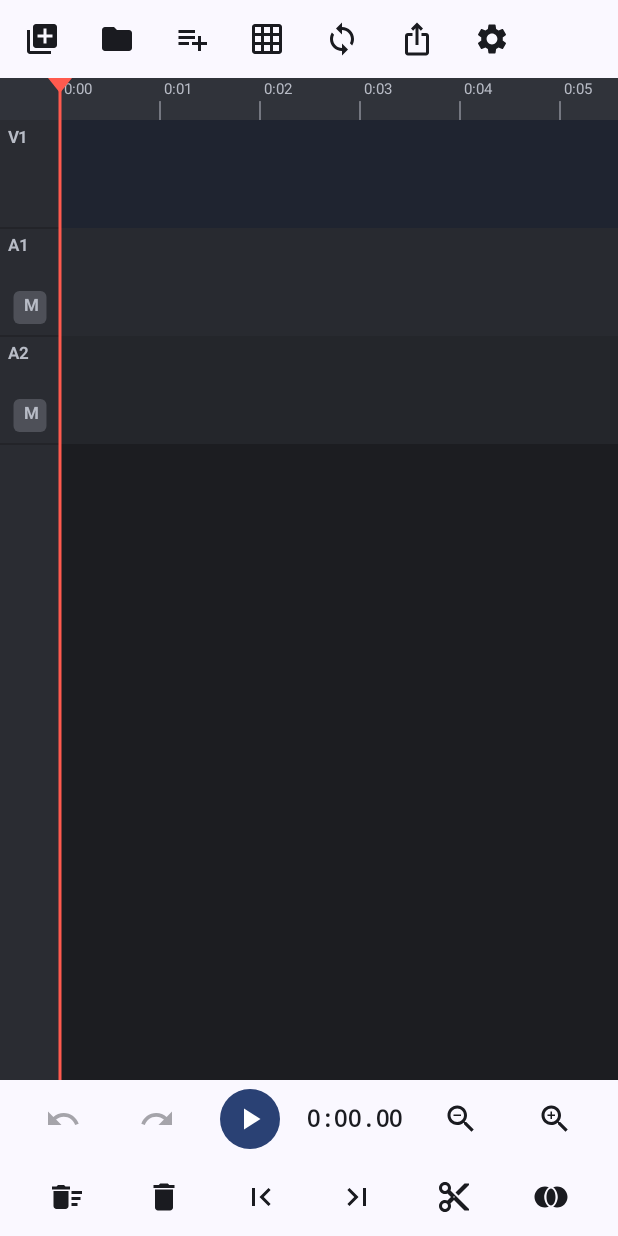
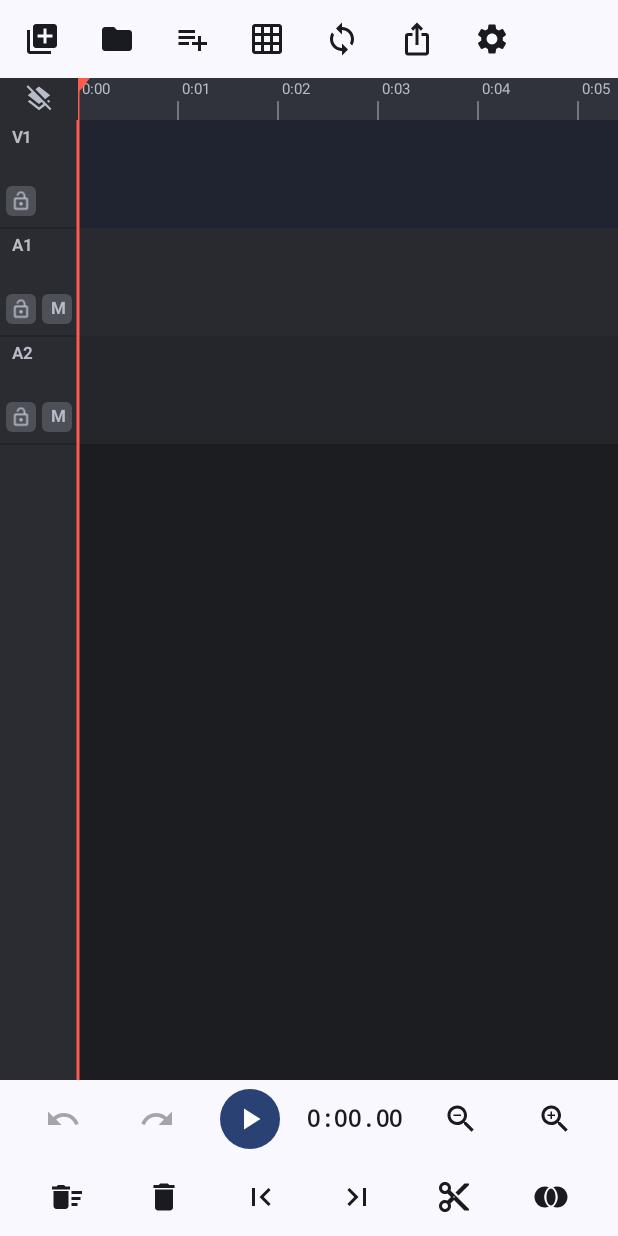
Before and after one commit to weebjail/WJ-Mobile-Editor, an Android app built with Jetpack Compose: the screen it shows after launch (MainActivity), on a phone screen of 412 x 824 dp. Run offline under Robolectric (Android 15) with nearby library versions, the phone set to English and light mode, and no system bars.

Commit message:
Track locks, and a symbol button for ripple all tracks
- Lock button (padlock) on every track header; locked clips can't be selected or changed,
  ripple-all and sync leave them alone, imports avoid them, and Resolve export marks them locked
- Ripple all tracks is now a layers-symbol toggle in the timeline's top-left corner

```diff
--- a/app/src/main/java/com/example/audioeditor/EditorScreen.kt
+++ b/app/src/main/java/com/example/audioeditor/EditorScreen.kt
@@ -18,6 +18,7 @@ import androidx.compose.foundation.layout.fillMaxSize
 import androidx.compose.foundation.layout.fillMaxWidth
 import androidx.compose.foundation.layout.padding
 import androidx.compose.foundation.layout.safeDrawingPadding
+import androidx.compose.foundation.layout.size
 import androidx.compose.foundation.rememberScrollState
 import androidx.compose.foundation.text.KeyboardOptions
 import androidx.compose.foundation.verticalScroll
@@ -35,6 +36,8 @@ import androidx.compose.material.icons.filled.GridOn
 import androidx.compose.material.icons.filled.IosShare
 import androidx.compose.material.icons.filled.JoinFull
 import androidx.compose.material.icons.filled.LastPage
+import androidx.compose.material.icons.filled.Layers
+import androidx.compose.material.icons.filled.LayersClear
 import androidx.compose.material.icons.filled.LibraryAdd
 import androidx.compose.material.icons.filled.Pause
 import androidx.compose.material.icons.filled.PlayArrow
@@ -45,7 +48,7 @@ import androidx.compose.material.icons.filled.ZoomOut
 import androidx.compose.material3.AlertDialog
 import androidx.compose.material3.Card
 import androidx.compose.material3.Checkbox
-import androidx.compose.material3.HorizontalDivider
+
 import androidx.compose.material3.CircularProgressIndicator
 import androidx.compose.material3.DropdownMenu
 import androidx.compose.material3.DropdownMenuItem
@@ -145,12 +148,6 @@ fun EditorScreen(vm: EditorViewModel) {
                 MenuBtn(Icons.AutoMirrored.Default.PlaylistAdd, "Tracks") { close ->
                     DropdownMenuItem(text = { Text("Add audio track") }, onClick = { close(); vm.addAudioTrack() })
                     DropdownMenuItem(text = { Text("Add video track") }, onClick = { close(); vm.addVideoTrack() })
-                    HorizontalDivider()
-                    DropdownMenuItem(
-                        text = { Text("Ripple all tracks") },
-                        leadingIcon = { Checkbox(checked = vm.rippleAllTracks, onCheckedChange = null) },
-                        onClick = { vm.updateRippleAllTracks(!vm.rippleAllTracks) },
-                    )
                 }
                 IconBtn(
                     if (vm.snapEnabled) Icons.Default.GridOn else Icons.Default.GridOff,
@@ -172,7 +169,11 @@ fun EditorScreen(vm: EditorViewModel) {
 
             if (vm.hasVideo) VideoPane(vm, Modifier.fillMaxWidth().fillMaxHeight(0.3f))
 
-            TimelineView(vm, Modifier.weight(1f).fillMaxWidth())
+            Box(Modifier.weight(1f).fillMaxWidth()) {
+                TimelineView(vm, Modifier.fillMaxSize())
+                // Corner above the track headers: ripple across all tracks on/off.
+                RippleAllToggle(vm, Modifier.size(TimelineHeaderWidth, TimelineRulerHeight))
+            }
 
             vm.fadeTarget?.let { FadePanel(vm, it) }
 
@@ -250,6 +251,31 @@ fun EditorScreen(vm: EditorViewModel) {
             },
             dismissButton = { TextButton(onClick = { dialog = Dialog.NONE }) { Text("Cancel") } },
         )
+    }
+}
+
+/**
+ * Symbol button: stacked layers = ripple edits affect every (unlocked) track; highlighted when on.
+ * Long-press shows its name, like the other buttons.
+ */
+@Composable
+private fun RippleAllToggle(vm: EditorViewModel, modifier: Modifier) {
+    val on = vm.rippleAllTracks
+    val label = if (on) "Ripple all tracks: on" else "Ripple all tracks: off"
+    Labeled(label) {
+        Box(
+            modifier
+                .background(if (on) MaterialTheme.colorScheme.primary else Color(0xFF2A2C32))
+                .clickable { vm.updateRippleAllTracks(!on) },
+            contentAlignment = Alignment.Center,
+        ) {
+            Icon(
+                if (on) Icons.Default.Layers else Icons.Default.LayersClear,
+                contentDescription = label,
+                tint = if (on) MaterialTheme.colorScheme.onPrimary else Color(0xFFB8BCC6),
+                modifier = Modifier.size(20.dp),
+            )
+        }
     }
 }
 
--- a/app/src/main/java/com/example/audioeditor/TimelineView.kt
+++ b/app/src/main/java/com/example/audioeditor/TimelineView.kt
@@ -22,6 +22,12 @@ import androidx.compose.ui.graphics.Path
 import androidx.compose.ui.graphics.drawscope.DrawScope
 import androidx.compose.ui.graphics.drawscope.Stroke
 import androidx.compose.ui.graphics.drawscope.clipRect
+import androidx.compose.ui.graphics.drawscope.translate
+import androidx.compose.ui.graphics.ColorFilter
+import androidx.compose.ui.graphics.vector.rememberVectorPainter
+import androidx.compose.material.icons.Icons
+import androidx.compose.material.icons.filled.Lock
+import androidx.compose.material.icons.filled.LockOpen
 import androidx.compose.ui.input.pointer.pointerInput
 import androidx.compose.ui.input.pointer.positionChange
 import androidx.compose.ui.layout.onSizeChanged
@@ -58,11 +64,20 @@ private val SnapColor = Color(0xFFFFD54A)
 private val TransitionFill = Color(0xFF15161A).copy(alpha = 0.55f)
 private val TransitionEdge = Color(0xFFDADDE5)
 private val MuteOn = Color(0xFFE0B03A)
+private val LockOn = Color(0xFFE0675A)
+private val LockShade = Color.Black.copy(alpha = 0.35f)
 private val VideoClipColor = Color(0xFF35507A)
 private val ClipColors = listOf(Color(0xFF2F7A5C), Color(0xFF3B5DA3), Color(0xFF7D4FA3), Color(0xFFA0683A))
 private val RulerSteps = doubleArrayOf(
     0.01, 0.02, 0.05, 0.1, 0.2, 0.5, 1.0, 2.0, 5.0, 10.0, 15.0, 30.0, 60.0, 120.0, 300.0, 600.0,
 )
+
+/** Size of the track-header column and the ruler; the corner where they meet holds the ripple-all button. */
+val TimelineHeaderWidth = 52.dp
+val TimelineRulerHeight = 28.dp
+
+private val HeaderButton = 20.dp
+private val HeaderGap = 4.dp
 
 /**
  * Gestures:
@@ -70,17 +85,21 @@ private val RulerSteps = doubleArrayOf(
  *    (it snaps to clip edges and cuts when snapping is on)
  *  - tap a clip: select it.  Tap empty space: deselect and move the playhead there
  *  - press and drag a clip: move it (and anything linked to it) in time, or to another track of the same kind
+ *  - press and drag a clip's edge: shorten or extend it
  *  - drag anywhere else: scroll.  Pinch with two fingers: zoom
- *  - tap an audio track's header (left edge): mute / unmute it
+ *  - track header (left edge): left half locks / unlocks the track, right half mutes / unmutes an audio track
+ *  Clips on locked tracks can't be selected or changed.
  */
 @Composable
 fun TimelineView(vm: EditorViewModel, modifier: Modifier = Modifier) {
     val textMeasurer = rememberTextMeasurer()
     val density = LocalDensity.current
-    val rulerH = with(density) { 28.dp.toPx() }
+    val rulerH = with(density) { TimelineRulerHeight.toPx() }
     val trackH = with(density) { 72.dp.toPx() }
-    val headerW = with(density) { 40.dp.toPx() }
+    val headerW = with(density) { TimelineHeaderWidth.toPx() }
     var scrollY by remember { mutableFloatStateOf(0f) }
+    val lockIcon = rememberVectorPainter(Icons.Default.Lock)
+    val unlockIcon = rememberVectorPainter(Icons.Default.LockOpen)
 
     // Which clips to draw, and how crossfades split them. Worked out only when the clips change,
     // not on every redraw (the playhead moves every frame during playback).
@@ -95,9 +114,10 @@ fun TimelineView(vm: EditorViewModel, modifier: Modifier = Modifier) {
         val lane = laneAt(p.y)
         if (lane !in 0 until vm.laneCount) return null
         val (video, track) = vm.laneKind(lane)
+        if (vm.isLocked(video, track)) return null
         val f = frameAt(p.x)
         // Where two clips overlap (a crossfade), each owns its half, matching how they're drawn.
-        return vm.clips.filter { it.video == video && it.track == track && f >= it.start && f < it.end }
+        return vm.clips.filter { it.video == video && it.track == track && f >= it.start && f < it.end && vm.isEditable(it) }
             .maxByOrNull { min(f - it.start, it.end - f) }
     }
 
@@ -110,10 +130,11 @@ fun TimelineView(vm: EditorViewModel, modifier: Modifier = Modifier) {
         val lane = laneAt(p.y)
         if (lane !in 0 until vm.laneCount) return null
         val (video, track) = vm.laneKind(lane)
+        if (vm.isLocked(video, track)) return null
         var best: EdgeHit? = null
         var bestScore = Float.MAX_VALUE
         for (c in vm.clips) {
-            if (c.video != video || c.track != track) continue
+            if (c.video != video || c.track != track || !vm.isEditable(c)) continue
             // On short clips keep the middle free for moving the clip.
             val zone = min(zonePx, (xOf(c.end) - xOf(c.start)) / 3f)
             for (atStart in booleanArrayOf(true, false)) {
@@ -205,7 +226,9 @@ fun TimelineView(vm: EditorViewModel, modifier: Modifier = Modifier) {
                                 val lane = laneAt(down.position.y)
                                 if (lane in 0 until vm.laneCount) {
                                     val (video, track) = vm.laneKind(lane)
-                                    if (!video) vm.toggleMute(track)
+                                    // Left half: lock button.  Right half: mute button (audio tracks only).
+                                    if (down.position.x < headerW / 2 || video) vm.toggleLock(video, track)
+                                    else vm.toggleMute(track)
                                 }
                             }
                             hit != null -> vm.select(hit.id)
@@ -362,20 +385,40 @@ fun TimelineView(vm: EditorViewModel, modifier: Modifier = Modifier) {
             drawLine(SnapColor, Offset(x, rulerH), Offset(x, h), strokeWidth = 2.dp.toPx())
         }
 
-        // Track headers: V1, A1… and the mute button for audio tracks
+        // Locked tracks are shaded over, so it's clear their clips can't be touched.
+        for (lane in 0 until vm.laneCount) {
+            val (video, track) = vm.laneKind(lane)
+            if (!vm.isLocked(video, track)) continue
+            val top = rulerH + lane * trackH - scrollY
+            drawRect(LockShade, Offset(headerW, top), Size(w - headerW, trackH))
+        }
+
+        // Track headers: V1, A1…, a lock button on every track, and a mute button on audio tracks
         drawRect(HeaderBg, Offset(0f, rulerH), Size(headerW, h - rulerH))
+        val box = HeaderButton.toPx()
+        val gap = HeaderGap.toPx()
         for (lane in 0 until vm.laneCount) {
             val top = rulerH + lane * trackH - scrollY
             val (video, track) = vm.laneKind(lane)
             drawText(
-                textMeasurer, (if (video) "V" else "A") + (track + 1), Offset(8f, top + 8f),
+                textMeasurer, (if (video) "V" else "A") + (track + 1), Offset(gap * 2, top + 8f),
                 TextStyle(color = TextDim, fontSize = 11.sp, fontWeight = FontWeight.Bold),
             )
+            val by = top + trackH - box - 8.dp.toPx()
+            val locked = vm.isLocked(video, track)
+            drawRoundRect(
+                if (locked) LockOn else TextDim.copy(alpha = 0.25f),
+                Offset(gap, by), Size(box, box), CornerRadius(6f),
+            )
+            val inset = 3.dp.toPx()
+            translate(gap + inset, by + inset) {
+                with(if (locked) lockIcon else unlockIcon) {
+                    draw(Size(box - inset * 2, box - inset * 2), colorFilter = ColorFilter.tint(if (locked) Color.Black else TextDim))
+                }
+            }
             if (!video) {
                 val muted = track in vm.mutedTracks
-                val box = 22.dp.toPx()
-                val bx = (headerW - box) / 2
-                val by = top + trackH - box - 8.dp.toPx()
+                val bx = gap * 2 + box
                 drawRoundRect(
                     if (muted) MuteOn else TextDim.copy(alpha = 0.25f),
                     Offset(bx, by), Size(box, box), CornerRadius(6f),
```
Also changed, not shown: app/src/main/java/com/example/audioeditor/EditorViewModel.kt (+67 -20 lines), app/src/main/java/com/example/audioeditor/Exporters.kt (+6 -4 lines), app/src/main/java/com/example/audioeditor/ProjectStore.kt (+12 -2 lines), app/src/main/java/com/example/audioeditor/TimelineOps.kt (+8 -5 lines), 1 other file.
